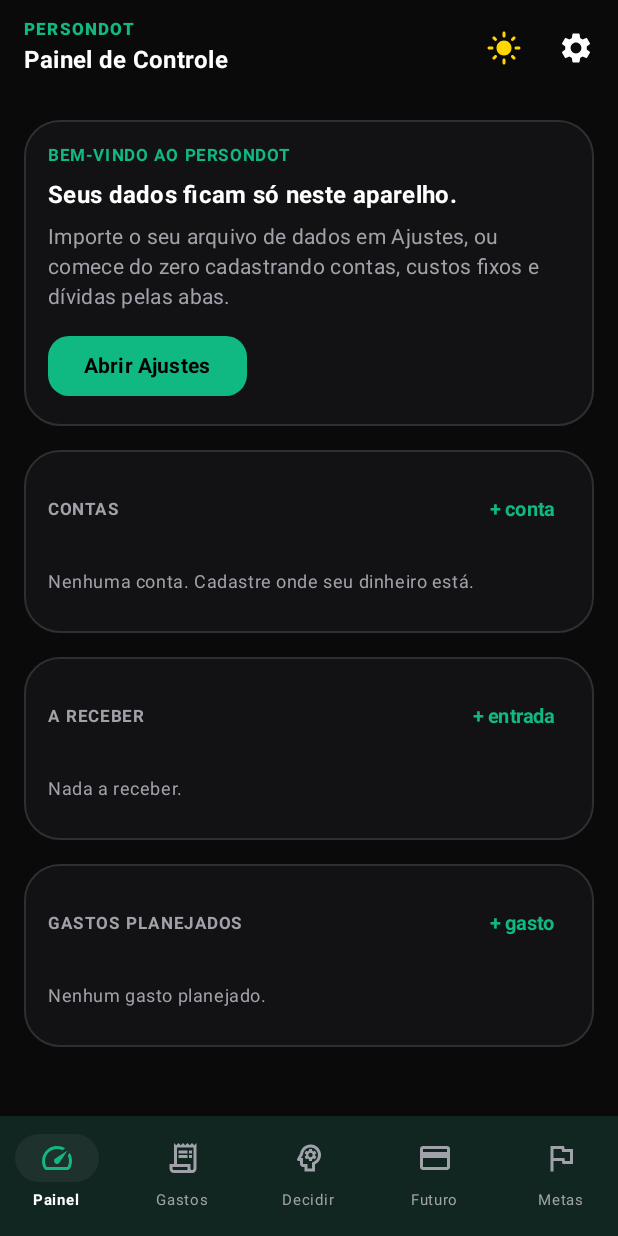
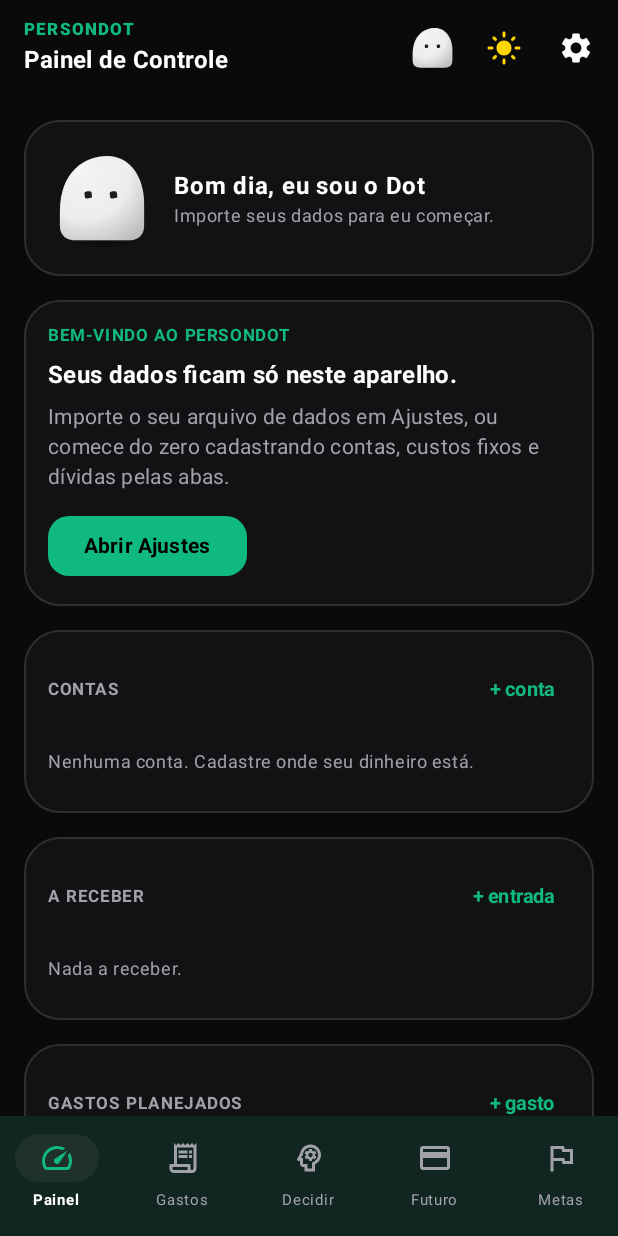
Before and after one commit to GabrielCostaLuiz/personDot, an Android app built with Jetpack Compose: the screen it shows after launch (MainActivity), on a phone screen of 412 x 824 dp. Run offline under Robolectric (Android 15) with nearby library versions, the phone set to English and light mode, and no system bars; our stand-ins replace Room's generated code.

Commit message:
Dots: avatar animado, tela Meu Dot com 9 opções e novo ícone do app
O Dot pisca, olha em volta e muda de expressão com a nota de saúde financeira. Escolha e nome ficam salvos no aparelho.

Co-Authored-By: Claude Sonnet 5.5 <noreply@anthropic.com>

```diff
--- a/app/src/main/java/com/persondot/MainActivity.kt
+++ b/app/src/main/java/com/persondot/MainActivity.kt
@@ -19,11 +19,16 @@ class MainActivity : ComponentActivity() {
         val prefs = getSharedPreferences("persondot", Context.MODE_PRIVATE)
         setContent {
             val dark = remember { mutableStateOf(prefs.getBoolean("dark", true)) }
+            val dotId = remember { mutableStateOf(prefs.getString("dot_id", "original") ?: "original") }
+            val dotName = remember { mutableStateOf(prefs.getString("dot_name", "Dot") ?: "Dot") }
             PersonDotTheme(darkTheme = dark.value) {
                 val vm: FinanceViewModel = viewModel()
                 MainScreen(
                     viewModel = vm, isDarkTheme = dark.value,
-                    onToggleTheme = { dark.value = !dark.value; prefs.edit().putBoolean("dark", dark.value).apply() }
+                    onToggleTheme = { dark.value = !dark.value; prefs.edit().putBoolean("dark", dark.value).apply() },
+                    dotId = dotId.value, dotName = dotName.value,
+                    onDotChange = { dotId.value = it; prefs.edit().putString("dot_id", it).apply() },
+                    onDotNameChange = { dotName.value = it; prefs.edit().putString("dot_name", it).apply() }
                 )
             }
         }
--- /dev/null
+++ b/app/src/main/java/com/persondot/ui/dot/DotAvatar.kt
@@ -0,0 +1,193 @@
+package com.persondot.ui.dot
+
+import androidx.compose.animation.core.*
+import androidx.compose.foundation.Canvas
+import androidx.compose.foundation.layout.fillMaxSize
+import androidx.compose.foundation.layout.size
+import androidx.compose.runtime.Composable
+import androidx.compose.runtime.getValue
+import androidx.compose.ui.Modifier
+import androidx.compose.ui.geometry.CornerRadius
+import androidx.compose.ui.geometry.Offset
+import androidx.compose.ui.geometry.Rect
+import androidx.compose.ui.geometry.RoundRect
+import androidx.compose.ui.geometry.Size
+import androidx.compose.ui.graphics.Brush
+import androidx.compose.ui.graphics.Color
+import androidx.compose.ui.graphics.Path
+import androidx.compose.ui.graphics.drawscope.DrawScope
+import androidx.compose.ui.graphics.drawscope.rotate
+import androidx.compose.ui.graphics.drawscope.scale
+import androidx.compose.ui.graphics.drawscope.translate
+import androidx.compose.ui.unit.Dp
+import androidx.compose.ui.unit.dp
+
+/** Formas dos Dots. Todas são desenhadas por código, sem imagens. */
+enum class DotShape { GHOST, CLOUD, FLOWER, DROP, HEART, SPHERE, PILLOW, BLOB }
+
+/** Humor do Dot (muda os olhos). Ligado à nota de saúde financeira. */
+enum class Mood { HAPPY, NEUTRAL, WORRIED, SLEEPY }
+
+data class DotDesign(val id: String, val name: String, val shape: DotShape, val color: Color, val eye: Color = Color.White)
+
+/** Os Dots que você pode escolher. Para criar outro, é só adicionar uma linha aqui. */
+val DotCatalog: List<DotDesign> = listOf(
+    DotDesign("original", "Original", DotShape.GHOST, Color(0xFFEDEDF0), eye = Color(0xFF1C1C1E)),
+    DotDesign("nuvem", "Nuvem", DotShape.CLOUD, Color(0xFF2563EB)),
+    DotDesign("gota", "Gota", DotShape.DROP, Color(0xFFF97316)),
+    DotDesign("flor", "Flor", DotShape.FLOWER, Color(0xFF14B8A6)),
+    DotDesign("coracao", "Coração", DotShape.HEART, Color(0xFFEF4444)),
+    DotDesign("bolha", "Bolha", DotShape.SPHERE, Color(0xFF1F1F23)),
+    DotDesign("almofada", "Almofada", DotShape.PILLOW, Color(0xFFEC4899)),
+    DotDesign("pedrinha", "Pedrinha", DotShape.BLOB, Color(0xFF16A34A)),
+    DotDesign("noite", "Noite", DotShape.CLOUD, Color(0xFF8B5CF6)),
+)
+
+fun dotById(id: String?): DotDesign = DotCatalog.firstOrNull { it.id == id } ?: DotCatalog.first()
+
+/** Contorno do corpo dentro de um quadrado w × h. */
+private fun bodyPath(shape: DotShape, w: Float, h: Float): Path = Path().apply {
+    when (shape) {
+        DotShape.SPHERE -> addOval(Rect(0f, 0f, w, h))
+        DotShape.PILLOW -> addRoundRect(RoundRect(Rect(0f, 0f, w, h), CornerRadius(w * 0.36f)))
+        DotShape.GHOST -> {
+            moveTo(0f, h * 0.66f)
+            cubicTo(0f, h * 0.18f, w * 0.30f, 0f, w * 0.56f, 0f)
+            cubicTo(w * 0.84f, 0f, w, h * 0.26f, w, h * 0.56f)
+            lineTo(w, h * 0.82f)
+            quadraticTo(w, h, w * 0.80f, h)
+            lineTo(w * 0.20f, h)
+            quadraticTo(0f, h, 0f, h * 0.82f)
+            close()
+        }
+        DotShape.DROP -> {
+            moveTo(w * 0.5f, 0f)
+            cubicTo(w * 0.5f, 0f, w, h * 0.46f, w, h * 0.68f)
+            cubicTo(w, h * 0.90f, w * 0.78f, h, w * 0.5f, h)
+            cubicTo(w * 0.22f, h, 0f, h * 0.90f, 0f, h * 0.68f)
+            cubicTo(0f, h * 0.46f, w * 0.5f, 0f, w * 0.5f, 0f)
+            close()
+        }
+        DotShape.HEART -> {
+            fun x(v: Float) = w * v / 100f
+            fun y(v: Float) = h * v / 100f
+            moveTo(x(50f), y(92f))
+            cubicTo(x(20f), y(70f), x(2f), y(50f), x(2f), y(30f))
+            cubicTo(x(2f), y(14f), x(14f), y(4f), x(28f), y(4f))
+            cubicTo(x(38f), y(4f), x(46f), y(10f), x(50f), y(20f))
+            cubicTo(x(54f), y(10f), x(62f), y(4f), x(72f), y(4f))
+            cubicTo(x(86f), y(4f), x(98f), y(14f), x(98f), y(30f))
+            cubicTo(x(98f), y(50f), x(80f), y(70f), x(50f), y(92f))
+            close()
+        }
+        DotShape.CLOUD -> {
+            addRoundRect(RoundRect(Rect(w * 0.0f, h * 0.38f, w, h), CornerRadius(h * 0.30f)))
+            addOval(Rect(w * 0.06f, h * 0.18f, w * 0.52f, h * 0.64f))
+            addOval(Rect(w * 0.26f, h * 0.0f, w * 0.78f, h * 0.56f))
+            addOval(Rect(w * 0.58f, h * 0.20f, w * 0.98f, h * 0.60f))
+        }
+        DotShape.FLOWER -> {
+            val c = Offset(w / 2, h / 2)
+            val petal = w * 0.21f
+            val dist = w * 0.27f
+            for (k in 0 until 6) {
+                val a = Math.toRadians(k * 60.0 - 90.0)
+                val p = Offset(c.x + (dist * Math.cos(a)).toFloat(), c.y + (dist * Math.sin(a)).toFloat())
+                addOval(Rect(p.x - petal, p.y - petal, p.x + petal, p.y + petal))
+            }
+            addOval(Rect(c.x - w * 0.30f, c.y - h * 0.30f, c.x + w * 0.30f, c.y + h * 0.30f))
+        }
+        DotShape.BLOB -> {
+            moveTo(w * 0.10f, h * 0.55f)
+            cubicTo(w * 0.00f, h * 0.20f, w * 0.38f, h * 0.0f, w * 0.64f, h * 0.06f)
+            cubicTo(w * 0.94f, h * 0.12f, w * 1.04f, h * 0.48f, w * 0.92f, h * 0.74f)
+            cubicTo(w * 0.82f, h * 0.98f, w * 0.40f, h * 1.04f, w * 0.20f, h * 0.88f)
+            cubicTo(w * 0.08f, h * 0.80f, w * 0.12f, h * 0.66f, w * 0.10f, h * 0.55f)
+            close()
+        }
+    }
+}
+
+/** Posição vertical do rosto, por forma (fração da altura). */
+private fun faceY(shape: DotShape) = when (shape) {
+    DotShape.GHOST -> 0.46f
+    DotShape.CLOUD -> 0.50f
+    DotShape.DROP -> 0.60f
+    DotShape.HEART -> 0.42f
+    DotShape.BLOB -> 0.46f
+    else -> 0.48f
+}
+
+/**
+ * O Dot: corpo com volume, olhos em pílula que piscam e olham em volta, e um leve flutuar.
+ * [animate] = false desenha parado (para a grade de escolha).
+ */
+@Composable
+fun DotAvatar(design: DotDesign, modifier: Modifier = Modifier, size: Dp = 160.dp, mood: Mood = Mood.NEUTRAL, animate: Boolean = true) {
+    val transition = rememberInfiniteTransition(label = "dot")
+    val float by transition.animateFloat(
+        0f, 1f, infiniteRepeatable(tween(2400, easing = FastOutSlowInEasing), RepeatMode.Reverse), label = "float"
+    )
+    val blink by transition.animateFloat(
+        1f, 1f,
+        infiniteRepeatable(keyframes {
+            durationMillis = 4600
+            1f at 0; 1f at 4300; 0.08f at 4400; 1f at 4560
+        }), label = "blink"
+    )
+    val look by transition.animateFloat(
+        -1f, 1f, infiniteRepeatable(tween(5200, easing = LinearEasing), RepeatMode.Reverse), label = "look"
+    )
+    val f = if (animate) float else 0.5f
+    val b = if (animate) blink else 1f
+    val l = if (animate) look else 0f
+
+    Canvas(modifier.size(size)) { drawDot(design, mood, f, b, l) }
+}
+
+private fun DrawScope.drawDot(design: DotDesign, mood: Mood, float: Float, blink: Float, look: Float) {
+    val s = this.size.minDimension
+    val body = s * 0.78f
+    val left = (s - body) / 2
+    val top = s * 0.08f + (1f - float) * s * 0.035f
+
+    // sombra no chão (diminui quando o Dot sobe)
+    val shadowW = body * (0.62f + 0.10f * float)
+    drawOval(Color.Black.copy(alpha = 0.22f - 0.06f * (1f - float)), Offset((s - shadowW) / 2, s * 0.90f), Size(shadowW, s * 0.055f))
+
+    val path = bodyPath(design.shape, body, body)
+    val sx = left; val sy = top
+    translate(sx, sy) {
+        drawPath(path, design.color)
+        // volume: luz no canto superior esquerdo e sombra no inferior direito
+        drawPath(path, Brush.radialGradient(
+            colors = listOf(Color.White.copy(alpha = 0.32f), Color.Transparent, Color.Black.copy(alpha = 0.26f)),
+            center = Offset(body * 0.30f, body * 0.22f), radius = body * 1.05f))
+        // brilho
+        rotate(-28f, Offset(body * 0.28f, body * 0.2f)) {
+            drawOval(Color.White.copy(alpha = 0.22f), Offset(body * 0.17f, body * 0.13f), Size(body * 0.20f, body * 0.09f))
+        }
+
+        // olhos
+        val cy = body * faceY(design.shape)
+        val gap = body * 0.15f
+        val cx = body / 2 + look * body * 0.025f
+        val eyeW = body * 0.085f
+        val eyeH = body * 0.20f
+        val (tilt, hScale) = when (mood) {
+            Mood.HAPPY -> -12f to 1.10f
+            Mood.NEUTRAL -> -14f to 1.0f
+            Mood.WORRIED -> 14f to 1.0f
+            Mood.SLEEPY -> -6f to 0.42f
+        }
+        val v = hScale * blink
+        for (dx in listOf(-gap, gap)) {
+            val c = Offset(cx + dx, cy)
+            rotate(tilt, c) {
+                scale(1f, v, c) {
+                    drawRoundRect(design.eye, Offset(c.x - eyeW / 2, c.y - eyeH / 2), Size(eyeW, eyeH), CornerRadius(eyeW / 2))
+                }
+            }
+        }
+    }
+}
--- a/app/src/main/java/com/persondot/ui/screens/DashboardScreen.kt
+++ b/app/src/main/java/com/persondot/ui/screens/DashboardScreen.kt
@@ -28,7 +28,10 @@ import java.time.LocalDate
 import kotlin.math.roundToInt
 
 @Composable
-fun DashboardScreen(data: FinanceData, vm: FinanceViewModel, onGoSettings: () -> Unit, onGoFuture: () -> Unit, modifier: Modifier = Modifier) {
+fun DashboardScreen(
+    data: FinanceData, vm: FinanceViewModel, dotId: String, dotName: String, onOpenDot: () -> Unit,
+    onGoSettings: () -> Unit, onGoFuture: () -> Unit, modifier: Modifier = Modifier
+) {
     val c = remember(data) { data.core() }
     val health = remember(data) { data.health() }
     val nextMonth = remember { addMonths(monthKey(LocalDate.now()), 1) }
@@ -36,6 +39,7 @@ fun DashboardScreen(data: FinanceData, vm: FinanceViewModel, onGoSettings: () ->
     var dialog by remember { mutableStateOf<Any?>(null) }
 
     LazyColumn(modifier.fillMaxSize().padding(horizontal = 16.dp), verticalArrangement = Arrangement.spacedBy(16.dp), contentPadding = PaddingValues(top = 16.dp, bottom = 24.dp)) {
+        item { com.persondot.ui.dot.DotGreetingCard(data, dotId, dotName, onOpenDot) }
         if (data.isEmpty) item { EmptyStateCard(onGoSettings) }
         else {
             item { WelcomeCard(data, c) }
--- a/app/src/main/java/com/persondot/ui/screens/MainScreen.kt
+++ b/app/src/main/java/com/persondot/ui/screens/MainScreen.kt
@@ -21,6 +21,10 @@ import androidx.compose.ui.platform.testTag
 import androidx.compose.ui.text.font.FontWeight
 import androidx.compose.ui.unit.dp
 import androidx.compose.ui.unit.sp
+import com.persondot.ui.dot.DotAvatar
+import com.persondot.ui.dot.DotScreen
+import com.persondot.ui.dot.dotById
+import com.persondot.ui.dot.moodFor
 import com.persondot.ui.theme.*
 import com.persondot.ui.viewmodel.FinanceViewModel
 
@@ -32,44 +36,58 @@ private enum class Tab(val title: String, val heading: String, val active: Image
     METAS("Metas", "Contas riscadas e metas", Icons.Filled.Flag, Icons.Outlined.Flag)
 }
 
+/** Telas que ficam por cima das abas. */
+private enum class Overlay { NONE, DOT, SETTINGS }
+
 @OptIn(ExperimentalMaterial3Api::class)
 @Composable
-fun MainScreen(viewModel: FinanceViewModel, isDarkTheme: Boolean, onToggleTheme: () -> Unit, modifier: Modifier = Modifier) {
+fun MainScreen(
+    viewModel: FinanceViewModel, isDarkTheme: Boolean, onToggleTheme: () -> Unit,
+    dotId: String, dotName: String, onDotChange: (String) -> Unit, onDotNameChange: (String) -> Unit,
+    modifier: Modifier = Modifier
+) {
     val data by viewModel.data.collectAsState()
     var tab by rememberSaveable { mutableStateOf(Tab.PAINEL) }
-    var showSettings by rememberSaveable { mutableStateOf(false) }
-    BackHandler(enabled = showSettings) { showSettings = false }
+    var overlay by rememberSaveable { mutableStateOf(Overlay.NONE) }
+    BackHandler(enabled = overlay != Overlay.NONE) { overlay = Overlay.NONE }
+    val design = dotById(dotId)
 
     Scaffold(
         modifier = modifier.fillMaxSize(),
         topBar = {
             TopAppBar(
                 navigationIcon = {
-                    if (showSettings) IconButton(onClick = { showSettings = false }) { Icon(Icons.AutoMirrored.Filled.ArrowBack, "Voltar", tint = MaterialTheme.colorScheme.onBackground) }
+                    if (overlay != Overlay.NONE) IconButton(onClick = { overlay = Overlay.NONE }) { Icon(Icons.AutoMirrored.Filled.ArrowBack, "Voltar", tint = MaterialTheme.colorScheme.onBackground) }
                 },
                 title = {
                     Column {
                         Text("PERSONDOT", color = CyberGreen, style = MaterialTheme.typography.labelSmall, letterSpacing = 1.5.sp, fontWeight = FontWeight.Black)
-                        Text(if (showSettings) "Ajustes" else tab.heading, color = MaterialTheme.colorScheme.onBackground, style = MaterialTheme.typography.titleMedium, fontWeight = FontWeight.Bold)
+                        Text(
+                            when (overlay) { Overlay.DOT -> "Meu Dot"; Overlay.SETTINGS -> "Ajustes"; Overlay.NONE -> tab.heading },
+                            color = MaterialTheme.colorScheme.onBackground, style = MaterialTheme.typography.titleMedium, fontWeight = FontWeight.Bold
+                        )
                     }
                 },
                 actions = {
                     val victories = data.reflections.count { it.isCancelled }
-                    if (victories > 0 && !showSettings) {
+                    if (victories > 0 && overlay == Overlay.NONE) {
                         Row(
-                            Modifier.padding(end = 8.dp).background(CyberGreen.copy(0.12f), RoundedCornerShape(8.dp)).padding(horizontal = 10.dp, vertical = 6.dp),
+                            Modifier.padding(end = 4.dp).background(CyberGreen.copy(0.12f), RoundedCornerShape(8.dp)).padding(horizontal = 8.dp, vertical = 6.dp),
                             verticalAlignment = Alignment.CenterVertically
                         ) {
                             Icon(Icons.Filled.EmojiEvents, "Vitórias", tint = CyberGreen, modifier = Modifier.size(16.dp))
                             Spacer(Modifier.width(4.dp))
-                            Text("$victories evitados", color = CyberGreen, fontSize = 11.sp, fontWeight = FontWeight.Bold)
+                            Text("$victories", color = CyberGreen, fontSize = 11.sp, fontWeight = FontWeight.Bold)
                         }
+                    }
+                    if (overlay != Overlay.DOT) IconButton(onClick = { overlay = Overlay.DOT }, modifier = Modifier.testTag("dot_btn")) {
+                        DotAvatar(design, size = 34.dp, mood = moodFor(data), animate = false)
                     }
                     IconButton(onClick = onToggleTheme, modifier = Modifier.testTag("theme_toggle_btn")) {
                         Icon(if (isDarkTheme) Icons.Filled.LightMode else Icons.Filled.DarkMode, "Alternar tema",
                             tint = if (isDarkTheme) Color(0xFFFFD700) else MaterialTheme.colorScheme.onBackground)
                     }
-                    if (!showSettings) IconButton(onClick = { showSettings = true }, modifier = Modifier.testTag("settings_btn")) {
+                    if (overlay == Overlay.NONE) IconButton(onClick = { overlay = Overlay.SETTINGS }, modifier = Modifier.testTag("settings_btn")) {
                         Icon(Icons.Filled.Settings, "Ajustes", tint = MaterialTheme.colorScheme.onBackground)
                     }
                 },
@@ -77,7 +95,7 @@ fun MainScreen(viewModel: FinanceViewModel, isDarkTheme: Boolean, onToggleTheme:
             )
         },
         bottomBar = {
-            if (!showSettings) NavigationBar(containerColor = MaterialTheme.colorScheme.surface, tonalElevation = 8.dp, modifier = Modifier.testTag("bottom_nav_bar")) {
+            if (overlay == Overlay.NONE) NavigationBar(containerColor = MaterialTheme.colorScheme.surface, tonalElevation = 8.dp, modifier = Modifier.testTag("bottom_nav_bar")) {
                 Tab.entries.forEach { t ->
                     val selected = tab == t
                     NavigationBarItem(
@@ -93,13 +111,19 @@ fun MainScreen(viewModel: FinanceViewModel, isDarkTheme: Boolean, onToggleTheme:
         containerColor = MaterialTheme.colorScheme.background
     ) { inner ->
         Box(Modifier.fillMaxSize().padding(inner)) {
-            if (showSettings) SettingsScreen(data, viewModel)
-            else when (tab) {
-                Tab.PAINEL -> DashboardScreen(data, viewModel, onGoSettings = { showSettings = true }, onGoFuture = { tab = Tab.FUTURO })
-                Tab.GASTOS -> SpendingScreen(data, viewModel)
-                Tab.DECIDIR -> DecideScreen(data, viewModel)
-                Tab.FUTURO -> FutureScreen(data, viewModel)
-                Tab.METAS -> GoalsScreen(data, viewModel)
+            when (overlay) {
+                Overlay.SETTINGS -> SettingsScreen(data, viewModel)
+                Overlay.DOT -> DotScreen(data, dotId, dotName, onDotChange, onDotNameChange)
+                Overlay.NONE -> when (tab) {
+                    Tab.PAINEL -> DashboardScreen(
+                        data, viewModel, dotId = dotId, dotName = dotName, onOpenDot = { overlay = Overlay.DOT },
+                        onGoSettings = { overlay = Overlay.SETTINGS }, onGoFuture = { tab = Tab.FUTURO }
+                    )
+                    Tab.GASTOS -> SpendingScreen(data, viewModel)
+                    Tab.DECIDIR -> DecideScreen(data, viewModel)
+                    Tab.FUTURO -> FutureScreen(data, viewModel)
+                    Tab.METAS -> GoalsScreen(data, viewModel)
+                }
             }
         }
     }
```
Also changed, not shown: app/src/main/java/com/persondot/ui/dot/DotScreen.kt (added, +165 -0 lines), app/src/main/res/drawable/ic_launcher_background.xml (+9 -1 lines), app/src/main/res/drawable/ic_launcher_foreground.xml (+17 -4 lines), 1 other file.
